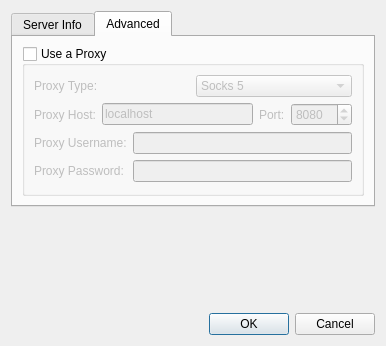
Above: src/qtui/settingspages/servereditdlg.ui from netrunner-debian-kde-extras/quassel before the change. Below: the same form after it.
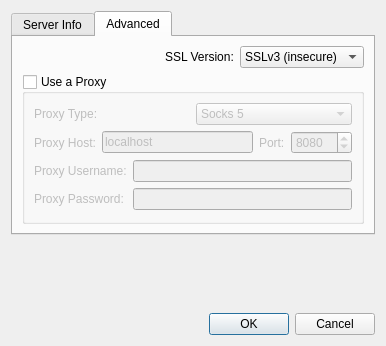
That is the form after the change. The open tabs and pages were chosen to show the change. Icons and pictures are not drawn.

Commit message: Imported Upstream version 0.12.2

Patch:
```diff
--- a/src/qtui/settingspages/servereditdlg.ui
+++ b/src/qtui/settingspages/servereditdlg.ui
@@ -119,6 +119,52 @@
        <string>Advanced</string>
       </attribute>
       <layout class="QVBoxLayout" name="verticalLayout_2">
+       <item>
+        <layout class="QHBoxLayout" name="horizontalLayout">
+         <item>
+          <spacer name="horizontalSpacer">
+           <property name="orientation">
+            <enum>Qt::Horizontal</enum>
+           </property>
+           <property name="sizeHint" stdset="0">
+            <size>
+             <width>40</width>
+             <height>20</height>
+            </size>
+           </property>
+          </spacer>
+         </item>
+         <item>
+          <widget class="QLabel" name="label_3">
+           <property name="text">
+            <string>SSL Version:</string>
+           </property>
+          </widget>
+         </item>
+         <item>
+          <widget class="QComboBox" name="sslVersion">
+           <property name="toolTip">
+            <string>Use only TLSv1 unless you know what you are doing!</string>
+           </property>
+           <item>
+            <property name="text">
+             <string>SSLv3 (insecure)</string>
+            </property>
+           </item>
+           <item>
+            <property name="text">
+             <string>SSLv2 (insecure)</string>
+            </property>
+           </item>
+           <item>
+            <property name="text">
+             <string>TLSv1</string>
+            </property>
+           </item>
+          </widget>
+         </item>
+        </layout>
+       </item>
        <item>
         <widget class="QGroupBox" name="useProxy">
          <property name="title">
```
Left out of the diff: 1 changed line with no effect on the pictures. The commit also changes 1079 other files.
